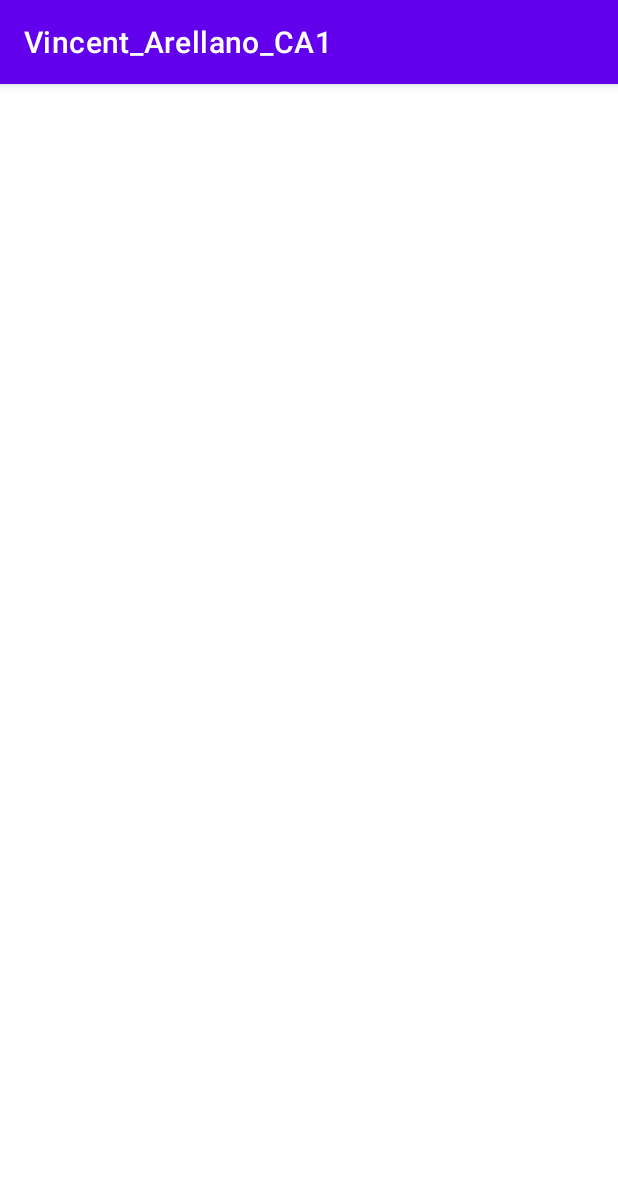
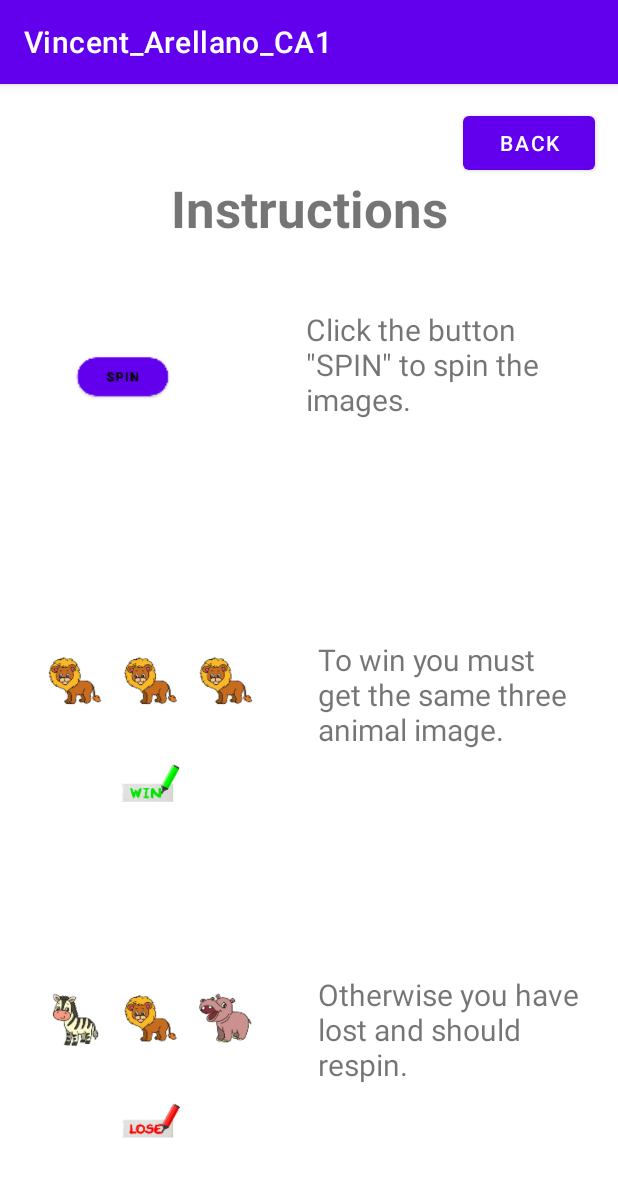
Before and after one commit to VincentArellano/Mobile_Integration_CA1, an Android app: the Instructions screen opened directly, with no data from a screen before it, on a phone screen of 412 x 824 dp. Shown: the top 1177 px of the screen. Run offline under Robolectric (Android 15) with nearby library versions, the light colour scheme and no system bars.

Commit message:
Instruction added and initial stats started

```diff
--- a/app/src/main/java/com/example/vincent_arellano_ca1/Instructions.kt
+++ b/app/src/main/java/com/example/vincent_arellano_ca1/Instructions.kt
@@ -1,5 +1,6 @@
 package com.example.vincent_arellano_ca1
 
+import android.content.Intent
 import android.graphics.Bitmap
 import android.graphics.drawable.BitmapDrawable
 import android.os.Bundle
@@ -13,7 +14,11 @@ class Instructions : AppCompatActivity() {
         super.onCreate(savedInstanceState)
         setContentView(R.layout.instructions)
 
-
+        val instructionsButton = findViewById<Button>(R.id.button4)
+        instructionsButton.setOnClickListener {
+            val intent = Intent(this, MainActivity::class.java)
+            startActivity(intent)
+        }
 
         Log.d("SpinImage", "MainActivity... in onCreate()")
     }
--- a/app/src/main/java/com/example/vincent_arellano_ca1/MainActivity.kt
+++ b/app/src/main/java/com/example/vincent_arellano_ca1/MainActivity.kt
@@ -5,6 +5,7 @@ import android.graphics.Bitmap
 import android.graphics.drawable.BitmapDrawable
 import android.os.Bundle
 import android.util.Log
+import android.view.View
 import android.widget.Button
 import android.widget.ImageView
 import androidx.appcompat.app.AppCompatActivity
@@ -22,7 +23,7 @@ class MainActivity : AppCompatActivity() {
         spinButton.setOnClickListener { spinImage() }
 
         // Do a image spin when the app starts
-        spinImage()
+        val (numOfWins,numOfSpins,winSpinRatio) = spinImage()
 
         Log.d("SpinImage", "MainActivity... in onCreate()")
 
@@ -33,8 +34,12 @@ class MainActivity : AppCompatActivity() {
         }
 
         val statisticsButton = findViewById<Button>(R.id.button3)
-        statisticsButton.setOnClickListener {
-            val intent = Intent(this, Statistics::class.java)
+        instructionsButton.setOnClickListener {
+            val intent = Intent(this, Statistics::class.java).apply {
+                putExtra("NumOfSpins", numOfSpins)
+                putExtra("NumOfWins",numOfWins)
+                putExtra("WinSpinRatio",winSpinRatio)
+            }
             startActivity(intent)
         }
     }
@@ -42,9 +47,12 @@ class MainActivity : AppCompatActivity() {
     /**
      * Spin the image and update the screen with the result.
      */
-    private fun spinImage() {
-        // Create new Image object with 3 images and spin it
-        val image = Image(3)
+    private fun spinImage() :Triple<Int, Int, Int>{
+        var numOfSpins = 0
+        var numOfWins = 0
+        var winSpinRatio = 0
+        // Create new Image object with 4 images and spin it
+        val image = Image(4)
         val imageSpin = image.spin()
         val imageSpin2 = image.spin()
         val imageSpin3 = image.spin()
@@ -94,18 +102,27 @@ class MainActivity : AppCompatActivity() {
         if(animalBitmap == animalBitmap2 && animalBitmap == animalBitmap3){
             outcomeImage.setImageResource(R.drawable.win)
             outcomeImage.contentDescription = imageSpin.toString()
+            numOfWins += numOfWins
         }
         else{
             outcomeImage.setImageResource(R.drawable.loss)
             outcomeImage.contentDescription = imageSpin.toString()
         }
+        numOfSpins += numOfSpins
+        if(numOfWins>0) {
+            winSpinRatio = numOfWins / numOfSpins
+        }
+        else{
+            winSpinRatio = 0
+        }
+        Log.d("SpinImage", "Number of Wins = ${numOfWins}")
+        Log.d("SpinImage", "Number of Spins = ${numOfSpins}")
+        Log.d("SpinImage", "Win/Loss Ratio = ${winSpinRatio}")
+        Log.d("SpinImage", "Image 1 = ${imageSpin}")
+        Log.d("SpinImage", "Image 2 = ${imageSpin2}")
+        Log.d("SpinImage", "Image 3 = ${imageSpin3}")
 
-        Log.d("SimpleUI", "..message to send is = ${imageSpin}")
-        Log.d("SimpleUI", "..message to send is = ${imageSpin2}")
-        Log.d("SimpleUI", "..message to send is = ${imageSpin3}")
-        Log.d("SimpleUI", "..message to send is = ${drawableResource}")
-        Log.d("SimpleUI", "..message to send is = ${drawableResource2}")
-        Log.d("SimpleUI", "..message to send is = ${drawableResource3}")
+        return Triple(numOfWins,numOfSpins,winSpinRatio)
     }
 }
 
--- a/app/src/main/res/layout/activity_main.xml
+++ b/app/src/main/res/layout/activity_main.xml
@@ -25,12 +25,12 @@
         android:id="@+id/imageView"
         android:layout_width="100dp"
         android:layout_height="100dp"
+        android:contentDescription="@string/hippo"
         app:layout_constraintEnd_toEndOf="parent"
         app:layout_constraintHorizontal_bias="0.5"
         app:layout_constraintStart_toEndOf="@+id/imageView2"
         app:layout_constraintTop_toTopOf="@+id/imageView2"
-        tools:srcCompat="@drawable/hippo"
-        android:contentDescription="@string/hippo" />
+        tools:srcCompat="@drawable/lion" />
 
     <ImageView
         android:id="@+id/imageView2"
--- a/app/src/main/res/layout/instructions.xml
+++ b/app/src/main/res/layout/instructions.xml
@@ -1,6 +1,106 @@
 <?xml version="1.0" encoding="utf-8"?>
 <androidx.constraintlayout.widget.ConstraintLayout xmlns:android="http://schemas.android.com/apk/res/android"
+    xmlns:app="http://schemas.android.com/apk/res-auto"
+    xmlns:tools="http://schemas.android.com/tools"
     android:layout_width="match_parent"
     android:layout_height="match_parent">
 
+    <TextView
+        android:id="@+id/textView"
+        android:layout_width="wrap_content"
+        android:layout_height="wrap_content"
+        android:layout_marginTop="60dp"
+        android:text="@string/heading"
+        android:textSize="34sp"
+        android:textStyle="bold"
+        app:layout_constraintEnd_toEndOf="parent"
+        app:layout_constraintStart_toStartOf="parent"
+        app:layout_constraintTop_toTopOf="parent" />
+
+    <TextView
+        android:id="@+id/textView2"
+        android:layout_width="180dp"
+        android:layout_height="120dp"
+        android:layout_marginStart="50dp"
+        android:layout_marginEnd="20dp"
+        android:width="150dp"
+        android:text="@string/click_the_button_quot_spin_quot_to_spin_the_images"
+        android:textSize="20sp"
+        app:layout_constraintEnd_toEndOf="parent"
+        app:layout_constraintStart_toEndOf="@+id/imageView5"
+        app:layout_constraintTop_toTopOf="@+id/imageView5" />
+
+    <ImageView
+        android:id="@+id/imageView5"
+        android:layout_width="wrap_content"
+        android:layout_height="wrap_content"
+        android:layout_marginStart="20dp"
+        android:layout_marginTop="150dp"
+        android:contentDescription="@string/spinButton"
+        app:layout_constraintStart_toStartOf="parent"
+        app:layout_constraintTop_toTopOf="parent"
+        app:srcCompat="@drawable/spinbutton" />
+
+    <ImageView
+        android:id="@+id/imageView6"
+        android:layout_width="160dp"
+        android:layout_height="190dp"
+        android:layout_marginStart="20dp"
+        android:contentDescription="@string/win"
+        app:layout_constraintBottom_toTopOf="@+id/imageView7"
+        app:layout_constraintStart_toStartOf="parent"
+        app:layout_constraintTop_toBottomOf="@+id/imageView5"
+        app:layout_constraintVertical_bias="0.733"
+        app:srcCompat="@drawable/instructionwin" />
+
+    <TextView
+        android:id="@+id/textView3"
+        android:layout_width="180dp"
+        android:layout_height="120dp"
+        android:layout_marginStart="50dp"
+        android:layout_marginEnd="20dp"
+        android:text="@string/to_win_you_must_get_the_same_three_animal_image"
+        android:textSize="20sp"
+        app:layout_constraintBottom_toTopOf="@+id/textView4"
+        app:layout_constraintEnd_toEndOf="parent"
+        app:layout_constraintHorizontal_bias="1.0"
+        app:layout_constraintStart_toEndOf="@+id/imageView6"
+        app:layout_constraintTop_toBottomOf="@+id/textView2"
+        app:layout_constraintVertical_bias="0.493" />
+
+    <TextView
+        android:id="@+id/textView4"
+        android:layout_width="180dp"
+        android:layout_height="120dp"
+        android:layout_marginStart="50dp"
+        android:layout_marginEnd="20dp"
+        android:layout_marginBottom="20dp"
+        android:text="@string/otherwise_you_have_lost_and_should_respin"
+        android:textSize="20sp"
+        app:layout_constraintBottom_toBottomOf="parent"
+        app:layout_constraintEnd_toEndOf="parent"
+        app:layout_constraintHorizontal_bias="1.0"
+        app:layout_constraintStart_toEndOf="@+id/imageView7"
+        app:layout_constraintTop_toTopOf="@+id/imageView7" />
+
+    <ImageView
+        android:id="@+id/imageView7"
+        android:layout_width="160dp"
+        android:layout_height="190dp"
+        android:layout_marginStart="20dp"
+        android:layout_marginBottom="20dp"
+        android:contentDescription="@string/loss"
+        app:layout_constraintBottom_toBottomOf="parent"
+        app:layout_constraintStart_toStartOf="parent"
+        app:srcCompat="@drawable/intructionloss" />
+
+    <Button
+        android:id="@+id/button4"
+        android:layout_width="wrap_content"
+        android:layout_height="wrap_content"
+        android:layout_marginTop="15dp"
+        android:layout_marginEnd="15dp"
+        android:text="@string/back"
+        app:layout_constraintEnd_toEndOf="parent"
+        app:layout_constraintTop_toTopOf="parent" />
 </androidx.constraintlayout.widget.ConstraintLayout>
--- a/app/src/main/res/values/strings.xml
+++ b/app/src/main/res/values/strings.xml
@@ -7,4 +7,12 @@
     <string name="lion">TODO</string>
     <string name="instructions">Instructions</string>
     <string name="statistics">Statistics</string>
+    <string name="heading">Instructions</string>
+    <string name="back">Back</string>
+    <string name="to_win_you_must_get_the_same_three_animal_image">To win you must get the same three animal image.</string>
+    <string name="click_the_button_quot_spin_quot_to_spin_the_images">Click the button \"SPIN\" to spin the images.</string>
+    <string name="otherwise_you_have_lost_and_should_respin">Otherwise you have lost and should respin.</string>
+    <string name="spinButton">TODO</string>
+    <string name="win">TODO</string>
+    <string name="loss">TODO</string>
 </resources>
```
Also changed, not shown: app/src/main/res/drawable/instructionwin.png (added), app/src/main/res/drawable/intructionloss.png (added), app/src/main/res/drawable/spinbutton.png (added).
